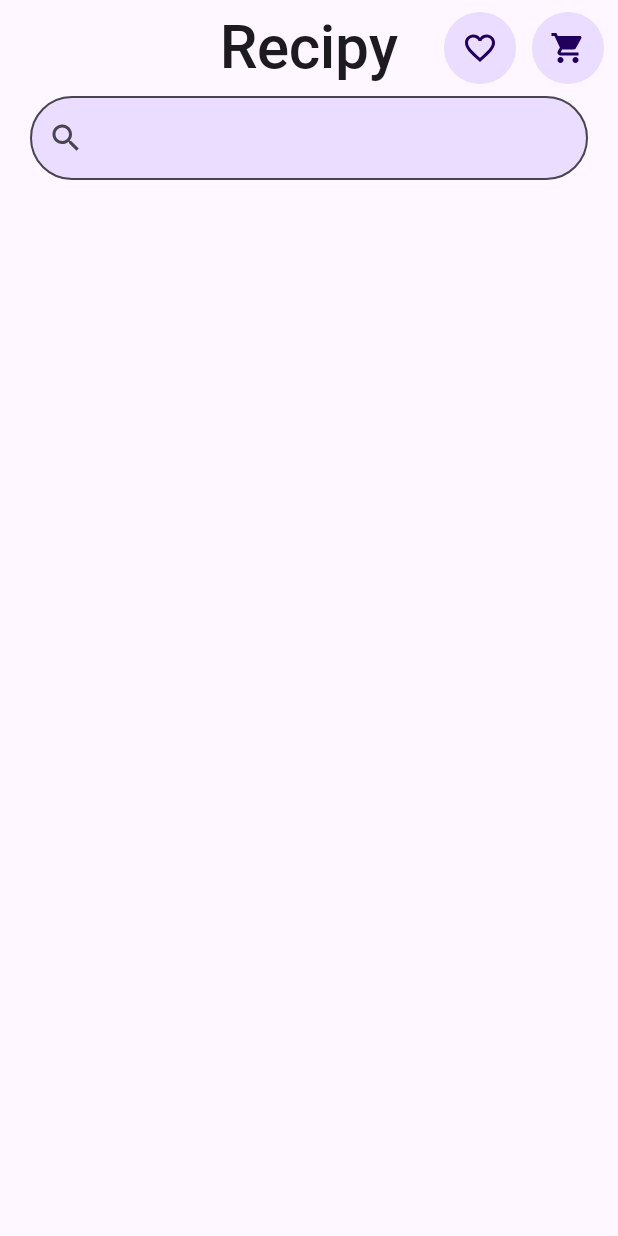
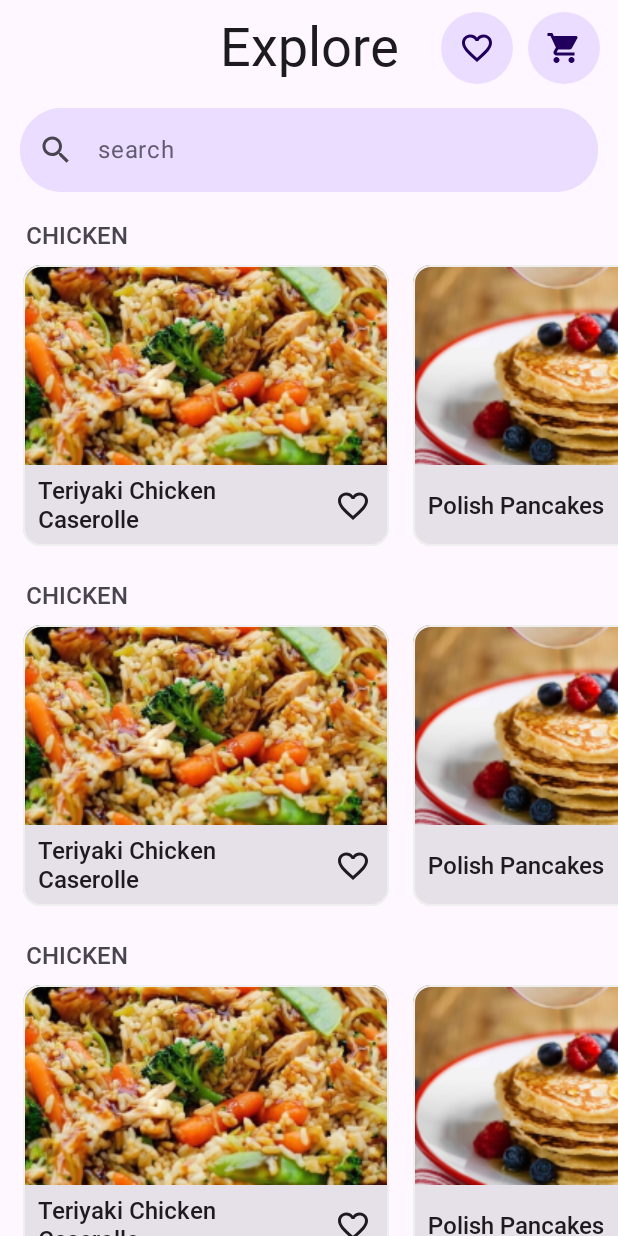
Before and after one commit to mateuszejsmont/Recipy, an Android app built with Jetpack Compose: the @Preview function MainScreenPreview, on a phone screen of 412 x 824 dp. Run offline under Robolectric (Android 15) with nearby library versions, the phone set to English and light mode, and no system bars.

Commit message:
Full main screen ui, dish and dish list callbacks and icons customization

```diff
--- a/app/build.gradle.kts
+++ b/app/build.gradle.kts
@@ -5,7 +5,7 @@ plugins {
 
 android {
     namespace = "com.example.recipy"
-    compileSdk = 33
+    compileSdk = 34
 
     defaultConfig {
         applicationId = "com.example.recipy"
@@ -59,6 +59,7 @@ dependencies {
     implementation("androidx.compose.ui:ui-graphics")
     implementation("androidx.compose.ui:ui-tooling-preview")
     implementation("androidx.compose.material3:material3")
+    implementation("com.google.android.material:material:1.10.0")
     testImplementation("junit:junit:4.13.2")
     androidTestImplementation("androidx.test.ext:junit:1.1.5")
     androidTestImplementation("androidx.test.espresso:espresso-core:3.5.1")
--- a/app/src/main/java/com/example/recipy/MainActivity.kt
+++ b/app/src/main/java/com/example/recipy/MainActivity.kt
@@ -10,6 +10,7 @@ import androidx.compose.material3.Text
 import androidx.compose.runtime.Composable
 import androidx.compose.ui.Modifier
 import androidx.compose.ui.tooling.preview.Preview
+import com.example.recipy.ui.main_screen.MainScreen
 import com.example.recipy.ui.theme.RecipyTheme
 
 class MainActivity : ComponentActivity() {
@@ -22,7 +23,7 @@ class MainActivity : ComponentActivity() {
                     modifier = Modifier.fillMaxSize(),
                     color = MaterialTheme.colorScheme.background
                 ) {
-                    Greeting(name = "Mateusz")
+                    MainScreen()
                 }
             }
         }
--- a/app/src/main/java/com/example/recipy/ui/main_screen/MainScreen.kt
+++ b/app/src/main/java/com/example/recipy/ui/main_screen/MainScreen.kt
@@ -1,12 +1,16 @@
 package com.example.recipy.ui.main_screen
 
+import android.widget.Space
 import androidx.compose.foundation.layout.Arrangement
 import androidx.compose.foundation.layout.Column
-import androidx.compose.foundation.layout.Row
+import androidx.compose.foundation.layout.PaddingValues
+import androidx.compose.foundation.layout.Spacer
 import androidx.compose.foundation.layout.fillMaxWidth
 import androidx.compose.foundation.layout.height
 import androidx.compose.foundation.layout.padding
 import androidx.compose.foundation.layout.width
+import androidx.compose.foundation.lazy.LazyColumn
+import androidx.compose.foundation.lazy.items
 import androidx.compose.foundation.shape.CircleShape
 import androidx.compose.foundation.shape.RoundedCornerShape
 import androidx.compose.material.icons.Icons
@@ -22,32 +26,70 @@ import androidx.compose.material3.MaterialTheme
 import androidx.compose.material3.OutlinedTextField
 import androidx.compose.material3.Scaffold
 import androidx.compose.material3.Text
-import androidx.compose.material3.TextField
-import androidx.compose.material3.TextFieldColors
 import androidx.compose.material3.TextFieldDefaults
 import androidx.compose.runtime.Composable
-import androidx.compose.ui.Alignment
 import androidx.compose.ui.Modifier
 import androidx.compose.ui.graphics.vector.ImageVector
 import androidx.compose.ui.res.stringResource
 import androidx.compose.ui.tooling.preview.Preview
 import androidx.compose.ui.unit.dp
 import com.example.recipy.R
+import com.example.recipy.ui.shared.Dish
+import com.example.recipy.ui.shared.DishElement
+import com.example.recipy.ui.shared.DishHorizontalList
 import com.example.recipy.ui.theme.RecipyTheme
 
 @OptIn(ExperimentalMaterial3Api::class)
 @Composable
 fun MainScreen(modifier: Modifier = Modifier){
+    val dummyDishes = listOf(
+        Dish(
+            name = "Teriyaki Chicken Caserolle",
+            imageResourceId = R.drawable.dummy_dish_1
+        ),
+        Dish(
+            name = "Polish Pancakes",
+            imageResourceId = R.drawable.dummy_dish_2
+        ),
+        Dish(
+            name = "Beetroot Soup",
+            imageResourceId = R.drawable.dummy_dish_3
+        ),
+        Dish(
+            name = "Sweet Potato Fries",
+            imageResourceId = R.drawable.dummy_dish_4
+        ),
+    )
+    val dummyLists = listOf(
+        dummyDishes,
+        dummyDishes,
+        dummyDishes,
+        dummyDishes,
+    )
+
     Scaffold (
         modifier = modifier,
-        topBar = { MainScreenTopBar() }
+        topBar = { MainScreenTopBar(modifier = Modifier.padding(horizontal = 8.dp)) }
     ) { innerPadding ->
         Column (
-            modifier = Modifier
-                .padding(innerPadding)
-                .padding(horizontal = 20.dp),
+            modifier = Modifier.padding(innerPadding)
         ){
-            SearchBar(modifier = Modifier.fillMaxWidth())
+            SearchBar(modifier = Modifier
+                .padding(horizontal = 13.dp, vertical = 8.dp)
+                .fillMaxWidth())
+            LazyColumn(
+                verticalArrangement = Arrangement.spacedBy(24.dp),
+                contentPadding = PaddingValues(vertical = 12.dp)
+            ) {
+                items(dummyLists){ dishes ->
+                    DishHorizontalList(
+                        dishes = dishes,
+                        name = "CHICKEN",
+                        onDishClick = {},
+                        onDishActionButtonClick = {},
+                    )
+                }
+            }
         }
     }
 }
@@ -58,22 +100,21 @@ fun MainScreenTopBar(modifier: Modifier = Modifier){
     CenterAlignedTopAppBar(
         modifier = modifier,
         title = { Text(
-            stringResource(R.string.app_name),
+            stringResource(R.string.explore),
             style = MaterialTheme.typography.titleLarge
         ) },
         actions = {
             TopBarActionButton(
                 Icons.Default.FavoriteBorder,
                 modifier = Modifier
-                    .padding(5.dp)
                     .height(48.dp)
                     .width(48.dp),
                 onClick = {}
             )
+            Spacer(modifier = Modifier.width(10.dp))
             TopBarActionButton(
                 Icons.Default.ShoppingCart,
                 modifier = Modifier
-                    .padding(5.dp)
                     .height(48.dp)
                     .width(48.dp),
                 onClick = {}
@@ -106,11 +147,16 @@ fun TopBarActionButton(
 fun SearchBar(modifier: Modifier = Modifier){
     OutlinedTextField(
         modifier = modifier,
-        colors = TextFieldDefaults.textFieldColors(
-            containerColor = MaterialTheme.colorScheme.primaryContainer
+        colors = TextFieldDefaults.outlinedTextFieldColors(
+            containerColor = MaterialTheme.colorScheme.primaryContainer,
+            focusedBorderColor = MaterialTheme.colorScheme.primaryContainer,
+            unfocusedBorderColor = MaterialTheme.colorScheme.primaryContainer,
         ),
         leadingIcon = {
             Icon(imageVector = Icons.Default.Search, contentDescription = null)
+        },
+        placeholder = {
+            Text("search", color = MaterialTheme.colorScheme.secondary)
         },
         shape = RoundedCornerShape(100),
         value = "",
--- a/app/src/main/java/com/example/recipy/ui/shared/DishElement.kt
+++ b/app/src/main/java/com/example/recipy/ui/shared/DishElement.kt
@@ -6,21 +6,21 @@ import androidx.compose.foundation.Image
 import androidx.compose.foundation.clickable
 import androidx.compose.foundation.layout.Column
 import androidx.compose.foundation.layout.Row
-import androidx.compose.foundation.layout.Spacer
 import androidx.compose.foundation.layout.fillMaxWidth
 import androidx.compose.foundation.layout.height
 import androidx.compose.foundation.layout.padding
 import androidx.compose.foundation.layout.width
 import androidx.compose.material.icons.Icons
 import androidx.compose.material.icons.filled.FavoriteBorder
-import androidx.compose.material.icons.filled.ShoppingCart
 import androidx.compose.material3.Card
 import androidx.compose.material3.Icon
+import androidx.compose.material3.IconButton
 import androidx.compose.material3.MaterialTheme
 import androidx.compose.material3.Text
 import androidx.compose.runtime.Composable
 import androidx.compose.ui.Alignment
 import androidx.compose.ui.Modifier
+import androidx.compose.ui.graphics.vector.ImageVector
 import androidx.compose.ui.layout.ContentScale
 import androidx.compose.ui.res.colorResource
 import androidx.compose.ui.res.painterResource
@@ -30,9 +30,17 @@ import com.example.recipy.R
 import com.example.recipy.ui.theme.RecipyTheme
 
 @Composable
-fun DishElement(dish: Dish, modifier: Modifier = Modifier){
+fun DishElement(
+    dish: Dish,
+    onClick: () -> Unit,
+    modifier: Modifier = Modifier,
+    onActionButtonClick: () -> Unit,
+    actionButtonIcon: ImageVector = Icons.Default.FavoriteBorder,
+){
     Card(
-        modifier = modifier.width(244.dp),
+        modifier = modifier
+            .width(244.dp)
+            .clickable(onClick = onClick),
         border = BorderStroke(1.dp, colorResource(id = R.color.light_gray)),
     ) {
         Column {
@@ -48,26 +56,32 @@ fun DishElement(dish: Dish, modifier: Modifier = Modifier){
                 modifier = Modifier
                     .fillMaxWidth()
                     .height(54.dp)
-                    .padding(horizontal = 8.dp, vertical = 6.dp),
+                    .padding(horizontal = 0.dp, vertical = 6.dp),
                 verticalAlignment = Alignment.CenterVertically,
             ) {
                 Text(
-                    modifier = Modifier.weight(1f),
+                    modifier = Modifier.weight(1f).padding(horizontal = 10.dp),
                     text = dish.name,
                     style = MaterialTheme.typography.titleMedium,
                 )
-                Spacer(modifier = Modifier.width(6.dp))
-                Icon(
-                    imageVector = Icons.Default.FavoriteBorder,
-                    contentDescription = null,
-                    modifier = Modifier.clickable { },
-                )
-                Spacer(modifier = Modifier.width(6.dp))
-                Icon(
-                    imageVector = Icons.Default.ShoppingCart,
-                    contentDescription = null,
-                    modifier = Modifier.clickable { },
-                )
+                IconButton(onClick = onActionButtonClick) {
+                    Icon(
+                        imageVector = actionButtonIcon,
+                        contentDescription = null,
+                    )
+                }
+
+//                Icon(
+//                    imageVector = Icons.Default.FavoriteBorder,
+//                    contentDescription = null,
+//                    modifier = Modifier.clickable { },
+//                )
+//                Spacer(modifier = Modifier.width(6.dp))
+//                Icon(
+//                    imageVector = Icons.Default.ShoppingCart,
+//                    contentDescription = null,
+//                    modifier = Modifier.clickable { },
+//                )
             }
         }
     }
@@ -79,7 +93,9 @@ fun DishElementPreview(){
     RecipyTheme {
         DishElement(dish = Dish(
             name = "Teriyaki Chicken Caserolle",
-            imageResourceId = R.drawable.dummy_dish_1)
+            imageResourceId = R.drawable.dummy_dish_1),
+            onClick = {},
+            onActionButtonClick = {},
         )
     }
 }
--- a/app/src/main/java/com/example/recipy/ui/shared/DishHorizontalList.kt
+++ b/app/src/main/java/com/example/recipy/ui/shared/DishHorizontalList.kt
@@ -1,35 +1,52 @@
 package com.example.recipy.ui.shared
 
+import androidx.compose.foundation.layout.Arrangement
 import androidx.compose.foundation.layout.Column
-import androidx.compose.foundation.layout.Spacer
-import androidx.compose.foundation.layout.height
+import androidx.compose.foundation.layout.PaddingValues
 import androidx.compose.foundation.layout.padding
 import androidx.compose.foundation.lazy.LazyRow
 import androidx.compose.foundation.lazy.items
+import androidx.compose.material.icons.Icons
+import androidx.compose.material.icons.filled.FavoriteBorder
 import androidx.compose.material3.MaterialTheme
 import androidx.compose.material3.Text
 import androidx.compose.runtime.Composable
 import androidx.compose.ui.Modifier
+import androidx.compose.ui.graphics.vector.ImageVector
 import androidx.compose.ui.tooling.preview.Preview
 import androidx.compose.ui.unit.dp
 import com.example.recipy.R
 import com.example.recipy.ui.theme.RecipyTheme
 
 @Composable
-fun DishHorizontalList(dishes: List<Dish>, modifier: Modifier = Modifier){
-    Column (modifier = modifier) {
+fun DishHorizontalList(
+    name: String,
+    dishes: List<Dish>,
+    onDishClick: (Dish) -> Unit,
+    onDishActionButtonClick: (Dish) -> Unit,
+    modifier: Modifier = Modifier,
+    dishActionButtonIcon: ImageVector = Icons.Default.FavoriteBorder,
+){
+    Column (
+        modifier = modifier,
+        verticalArrangement = Arrangement.spacedBy(10.dp)
+    ) {
         Text(
-            modifier = Modifier.padding(horizontal = 10.dp),
-            text = "CHICKEN",
+            modifier = Modifier.padding(horizontal = 17.dp),
+            text = name,
             style = MaterialTheme.typography.titleMedium,
             color = MaterialTheme.colorScheme.onSurfaceVariant,
         )
-        Spacer(modifier = Modifier.height(10.dp))
-        LazyRow {
+        LazyRow (
+            horizontalArrangement = Arrangement.spacedBy(16.dp),
+            contentPadding = PaddingValues(horizontal = 15.dp)
+        ) {
             items(dishes) { dish ->
                 DishElement(
                     dish = dish,
-                    modifier = Modifier.padding(horizontal = 8.dp)
+                    onClick = { onDishClick(dish) },
+                    onActionButtonClick = { onDishActionButtonClick(dish) },
+                    actionButtonIcon = dishActionButtonIcon,
                 )
             }
         }
@@ -59,6 +76,11 @@ fun DishHorizontalListPreview(){
     )
 
     RecipyTheme {
-        DishHorizontalList(dummyDishes)
+        DishHorizontalList(
+            "CHICKEN",
+            dummyDishes,
+            onDishClick = {},
+            onDishActionButtonClick = {}
+        )
     }
 }
--- a/app/src/main/java/com/example/recipy/ui/theme/Type.kt
+++ b/app/src/main/java/com/example/recipy/ui/theme/Type.kt
@@ -23,8 +23,8 @@ val Typography = Typography(
     ),
     titleLarge = TextStyle(
         fontFamily = Roboto,
-        fontWeight = FontWeight.Medium,
-        fontSize = 40.sp,
+        fontWeight = FontWeight.Normal,
+        fontSize = 36.sp,
         lineHeight = 44.sp,
         letterSpacing = 0.sp,
     ),
--- a/app/src/main/res/values/strings.xml
+++ b/app/src/main/res/values/strings.xml
@@ -1,3 +1,4 @@
 <resources>
     <string name="app_name">Recipy</string>
+    <string name="explore">Explore</string>
 </resources>
```
